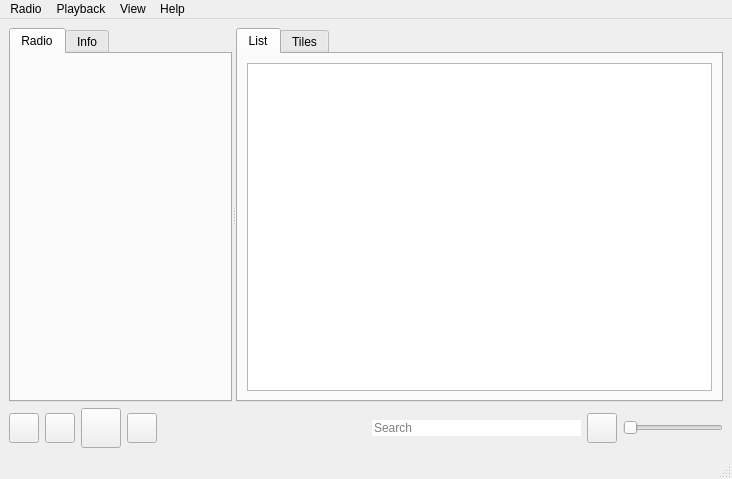
Before: the Qt Designer form mainwindow.ui in grzesiekkedzior/TuneScape, drawn with Qt 5.
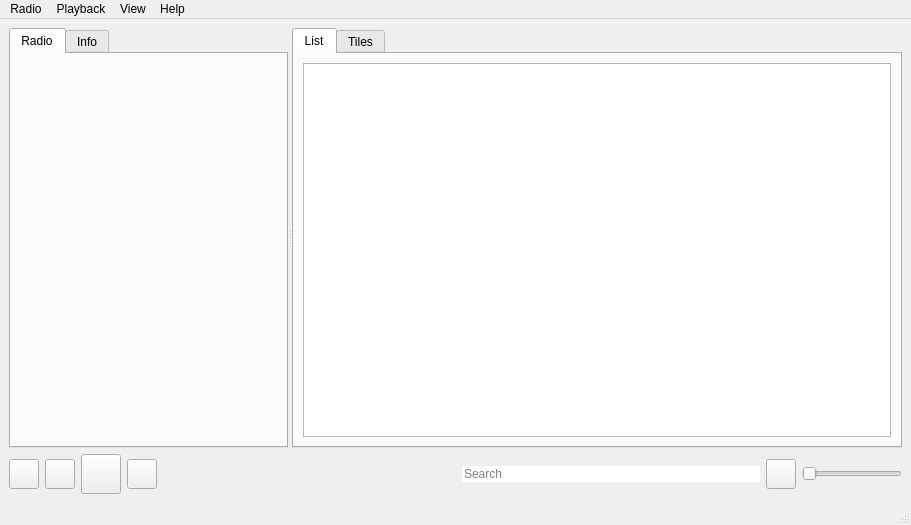
After: the same form once the commit is applied. Icons and pictures are not drawn.

```diff
--- a/mainwindow.ui
+++ b/mainwindow.ui
@@ -6,8 +6,8 @@
    <rect>
     <x>0</x>
     <y>0</y>
-    <width>732</width>
-    <height>479</height>
+    <width>911</width>
+    <height>525</height>
    </rect>
   </property>
   <property name="windowTitle">
@@ -48,6 +48,18 @@
          <verstretch>0</verstretch>
         </sizepolicy>
        </property>
+       <property name="minimumSize">
+        <size>
+         <width>0</width>
+         <height>0</height>
+        </size>
+       </property>
+       <property name="maximumSize">
+        <size>
+         <width>16777215</width>
+         <height>16777215</height>
+        </size>
+       </property>
        <property name="baseSize">
         <size>
          <width>0</width>
@@ -55,37 +67,7 @@
         </size>
        </property>
        <property name="styleSheet">
-        <string notr="true">/* Dostosowanie paska przewijania w QTreeView */
-QScrollBar:vertical {
-    width: 6px;
-    background: transparent;
-}
-
-QScrollBar::handle:vertical {
-    background: rgba(0, 0, 0, 30);
-    border-radius: 3px;
-}
-
-QScrollBar::add-line:vertical,
-QScrollBar::sub-line:vertical {
-    height: 0px;
-}
-
-QScrollBar:horizontal {
-    height: 6px;
-    background: transparent;
-}
-
-QScrollBar::handle:horizontal {
-    background: rgba(0, 0, 0, 30);
-    border-radius: 3px;
-}
-
-QScrollBar::add-line:horizontal,
-QScrollBar::sub-line:horizontal {
-    width: 0px;
-}
-</string>
+        <string notr="true"/>
        </property>
        <property name="frameShape">
         <enum>QFrame::NoFrame</enum>
@@ -107,8 +89,8 @@
          <rect>
           <x>0</x>
           <y>0</y>
-          <width>250</width>
-          <height>357</height>
+          <width>313</width>
+          <height>403</height>
          </rect>
         </property>
         <property name="styleSheet">
@@ -132,6 +114,18 @@
          </property>
          <item>
           <widget class="QTabWidget" name="tabWidget">
+           <property name="sizePolicy">
+            <sizepolicy hsizetype="Preferred" vsizetype="Expanding">
+             <horstretch>0</horstretch>
+             <verstretch>0</verstretch>
+            </sizepolicy>
+           </property>
+           <property name="maximumSize">
+            <size>
+             <width>16777215</width>
+             <height>16777215</height>
+            </size>
+           </property>
            <property name="baseSize">
             <size>
              <width>0</width>
@@ -209,40 +203,7 @@
       </widget>
       <widget class="QScrollArea" name="scrollStackArea">
        <property name="styleSheet">
-        <string notr="true">QScrollArea {
-		border: none;
-}
-/* Dostosowanie paska przewijania w QTreeView */
-QScrollBar:vertical {
-    width: 6px;
-    background: transparent;
-}
-
-QScrollBar::handle:vertical {
-    background: rgba(0, 0, 0, 30);
-    border-radius: 3px;
-}
-
-QScrollBar::add-line:vertical,
-QScrollBar::sub-line:vertical {
-    height: 0px;
-}
-
-QScrollBar:horizontal {
-    height: 6px;
-    background: transparent;
-}
-
-QScrollBar::handle:horizontal {
-    background: rgba(0, 0, 0, 30);
-    border-radius: 3px;
-}
-
-QScrollBar::add-line:horizontal,
-QScrollBar::sub-line:horizontal {
-    width: 0px;
-}
-</string>
+        <string notr="true"/>
        </property>
        <property name="frameShape">
         <enum>QFrame::NoFrame</enum>
@@ -258,8 +219,8 @@
          <rect>
           <x>0</x>
           <y>0</y>
-          <width>454</width>
-          <height>357</height>
+          <width>570</width>
+          <height>403</height>
          </rect>
         </property>
         <layout class="QHBoxLayout" name="horizontalLayout_3">
@@ -496,7 +457,7 @@
     <rect>
      <x>0</x>
      <y>0</y>
-     <width>732</width>
+     <width>911</width>
      <height>26</height>
     </rect>
    </property>
```
